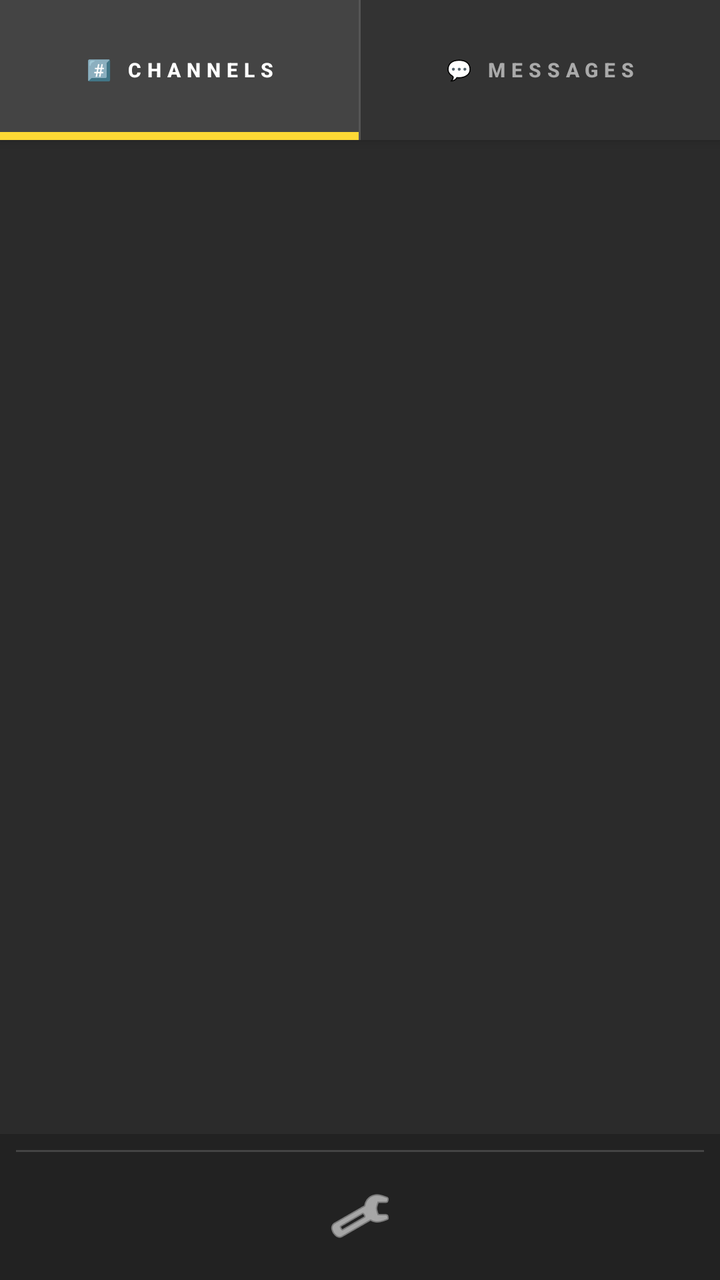
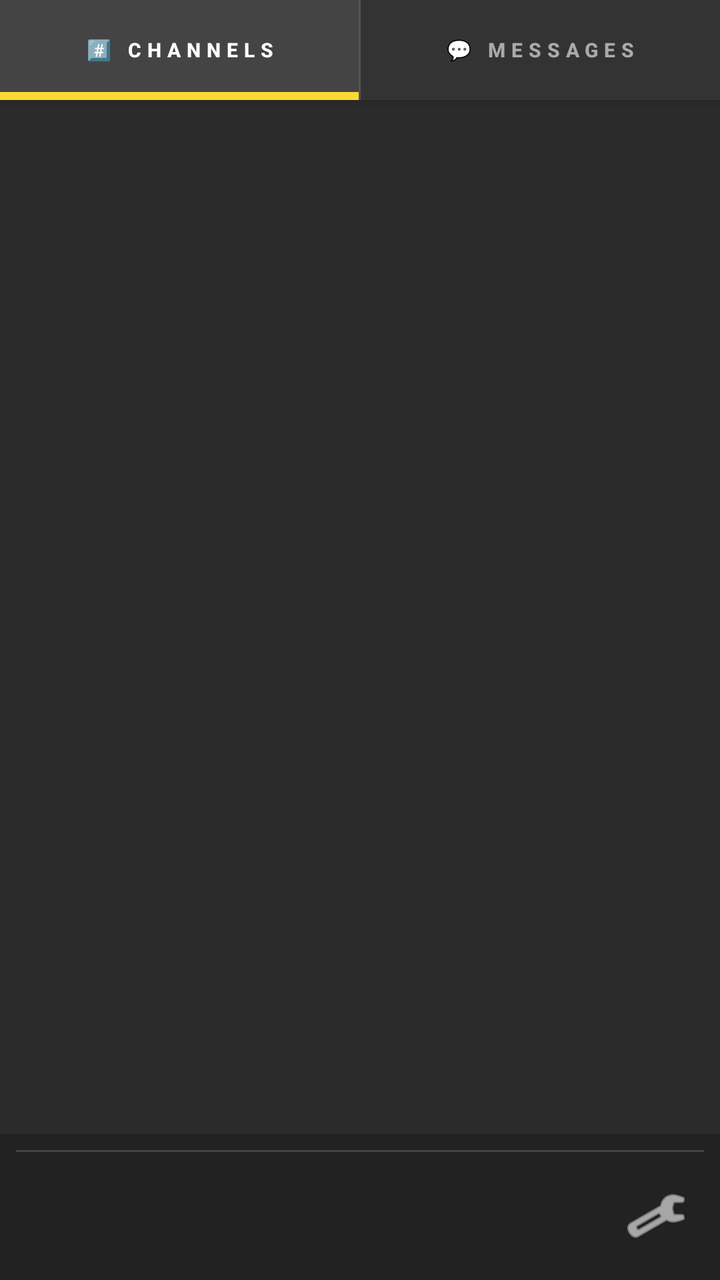

Before-and-after screenshots of an Android layout around one commit, followed by the original layout XML and the change that was made.
<!-- AndroidManifest.xml: application theme Theme.KonnectChatIRC -->
<!-- res/layout/sidebar_layout.xml -->
<?xml version="1.0" encoding="utf-8"?>
<RelativeLayout xmlns:android="http://schemas.android.com/apk/res/android"
    xmlns:app="http://schemas.android.com/apk/res-auto"
    android:id="@+id/left_drawer"
    android:layout_width="280dp"
    android:layout_height="match_parent"
    android:layout_gravity="start"
    android:background="#222222"
    android:padding="0dp">

    <LinearLayout
        android:id="@+id/sidebarBottomContainer"
        android:layout_width="match_parent"
        android:layout_height="wrap_content"
        android:layout_alignParentBottom="true"
        android:background="#222222"
        android:orientation="vertical"
        android:padding="8dp">

        <View
            android:layout_width="match_parent"
            android:layout_height="1dp"
            android:background="#444444"
            android:layout_marginBottom="8dp"/>

        <ImageButton
            android:id="@+id/btnSettings"
            android:layout_width="wrap_content"
            android:layout_height="wrap_content"
            android:layout_gravity="center_horizontal"
            android:background="?attr/selectableItemBackgroundBorderless"
            android:src="@android:drawable/ic_menu_manage"
            android:contentDescription="Settings"
            app:tint="#FFFFFF"
            android:padding="8dp" />
    </LinearLayout>

    <Button
        android:id="@+id/disconnectButton"
        android:layout_width="wrap_content"
        android:layout_height="wrap_content"
        android:layout_alignParentTop="true"
        android:layout_alignParentEnd="true"
        android:text="Disconnect"
        android:textColor="#FFFFFF"
        android:padding="4dp"
        android:textSize="10sp"
        android:textStyle="bold"
        android:minHeight="0dp"
        android:minWidth="0dp"
        android:layout_marginEnd="0dp"/>

    
    <LinearLayout
        android:id="@+id/tabContainer"
        android:layout_width="match_parent"
        android:layout_height="wrap_content"
        android:layout_alignParentTop="true"
        android:layout_below="@id/disconnectButton"
        android:orientation="horizontal"
        android:background="#2B2B2B"
        android:elevation="4dp">

        <Button
            android:id="@+id/btnChannelsTab"
            android:layout_width="0dp"
            android:layout_height="70dp"
            android:layout_weight="1"
            android:text="#️⃣ Channels"
            android:textColor="#FFFFFF"
            android:background="@drawable/tab_indicator_active"
            app:backgroundTint="@null"
            android:padding="12dp"
            android:textSize="10sp"
            android:textStyle="bold"
            android:letterSpacing="0.3"
            android:fontFamily="sans-serif-medium"
            android:stateListAnimator="@null" />

        <View
            android:layout_width="1dp"
            android:layout_height="match_parent"
            android:background="#555555" />

        <Button
            android:id="@+id/btnPrivateMessagesTab"
            android:layout_width="0dp"
            android:layout_height="70dp"
            android:layout_weight="1"
            android:text="💬 Messages"
            android:textColor="@color/tab_text_inactive"
            android:background="@drawable/tab_indicator"
            app:backgroundTint="@null"
            android:padding="12dp"
            android:textSize="10sp"
            android:textStyle="bold"
            android:letterSpacing="0.3"
            android:fontFamily="sans-serif-medium"
            android:stateListAnimator="@null" />
    </LinearLayout>

    
    <FrameLayout
        android:id="@+id/channelsSection"
        android:layout_width="match_parent"
        android:layout_height="match_parent"
        android:layout_below="@id/tabContainer"
        android:layout_above="@id/sidebarBottomContainer">

        <androidx.recyclerview.widget.RecyclerView
            android:id="@+id/channelRecyclerView"
            android:layout_width="match_parent"
            android:layout_height="match_parent"
            android:paddingBottom="8dp"
            android:paddingTop="8dp"
            android:paddingStart="4dp"
            android:paddingEnd="4dp"
            android:background="#2B2B2B"
            android:clipToPadding="false" />
    </FrameLayout>

    
    <FrameLayout
        android:id="@+id/privateMessagesSection"
        android:layout_width="match_parent"
        android:layout_height="match_parent"
        android:layout_below="@id/tabContainer"
        android:layout_above="@id/sidebarBottomContainer"
        android:visibility="gone">

        <ListView
            android:id="@+id/privateConversationListView"
            android:layout_width="match_parent"
            android:layout_height="match_parent"
            android:background="#2B2B2B"
            android:divider="@null"
            android:dividerHeight="0dp"
            android:paddingTop="4dp"
            android:paddingBottom="4dp"
            android:scrollbars="vertical"
            android:cacheColorHint="@android:color/transparent" />
    </FrameLayout>
</RelativeLayout>
<!-- resources referenced by this layout -->
<resources>
  <color name="tab_text_inactive">#AAAAAA</color>
  <!-- drawable tab_indicator (drawable) -->
  <?xml version="1.0" encoding="utf-8"?>
  <layer-list xmlns:android="http://schemas.android.com/apk/res/android">
      
      <item android:drawable="@color/tab_background_inactive" />
      
      <item android:height="3dp" android:gravity="bottom">
          <shape android:shape="rectangle">
              <solid android:color="@color/transparent" />
          </shape>
      </item>
  </layer-list>
  <!-- drawable tab_indicator_active (drawable) -->
  <?xml version="1.0" encoding="utf-8"?>
  <layer-list xmlns:android="http://schemas.android.com/apk/res/android">
      
      <item android:drawable="@color/tab_background_active" />
      
      <item android:height="4dp" android:gravity="bottom">
          <shape android:shape="rectangle">
              <solid android:color="@color/tab_indicator_color" />
          </shape>
      </item>
  </layer-list>
  <style name="Theme.KonnectChatIRC" parent="Theme.MaterialComponents.DayNight.DarkActionBar">
          
          <item name="colorPrimary">@color/purple_500</item>
          <item name="colorPrimaryVariant">@color/purple_700</item>
          <item name="colorOnPrimary">@color/white</item>
          
          <item name="colorSecondary">@color/teal_200</item>
          <item name="colorSecondaryVariant">@color/teal_700</item>
          <item name="colorOnSecondary">@color/black</item>
          
          <item name="android:statusBarColor">?attr/colorPrimaryVariant</item>
          
          
          <item name="colorButtonNormal">@color/black</item>
      </style>
  <color name="tab_background_inactive">#333333</color>
  <color name="transparent">#00000000</color>
  <color name="tab_background_active">#444444</color>
  <color name="tab_indicator_color">#FDD835</color>
  <color name="purple_500">#FF6200EE</color>
  <color name="purple_700">#FF3700B3</color>
  <color name="white">#FFFFFFFF</color>
  <color name="teal_200">#FF03DAC5</color>
  <color name="teal_700">#FF018786</color>
  <color name="black">#FF000000</color>
</resources>

<!-- the commit's change to res/layout/sidebar_layout.xml (unified diff, before → after) -->
@@ -27,7 +27,7 @@
             android:id="@+id/btnSettings"
             android:layout_width="wrap_content"
             android:layout_height="wrap_content"
-            android:layout_gravity="center_horizontal"
+            android:layout_gravity="right"
             android:background="?attr/selectableItemBackgroundBorderless"
             android:src="@android:drawable/ic_menu_manage"
             android:contentDescription="Settings"
@@ -64,7 +64,7 @@
         <Button
             android:id="@+id/btnChannelsTab"
             android:layout_width="0dp"
-            android:layout_height="70dp"
+            android:layout_height="50dp"
             android:layout_weight="1"
             android:text="#️⃣ Channels"
             android:textColor="#FFFFFF"
@@ -85,7 +85,7 @@
         <Button
             android:id="@+id/btnPrivateMessagesTab"
             android:layout_width="0dp"
-            android:layout_height="70dp"
+            android:layout_height="50dp"
             android:layout_weight="1"
             android:text="💬 Messages"
             android:textColor="@color/tab_text_inactive"
